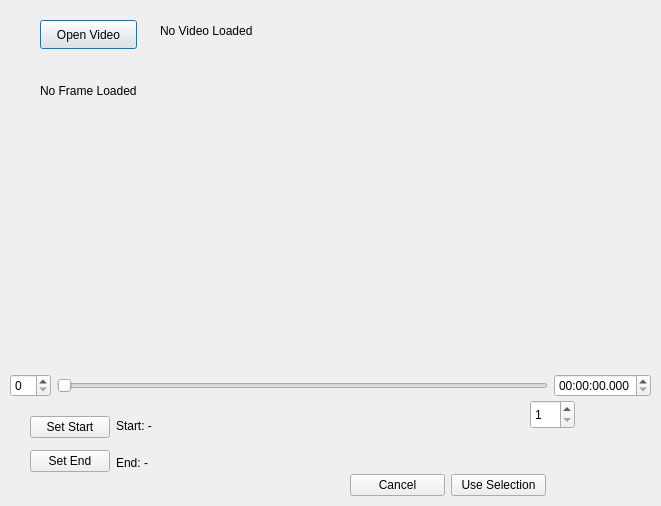
Qt form src/ui/videoinputdialog.ui (Dulla-han/project41) before a commit.
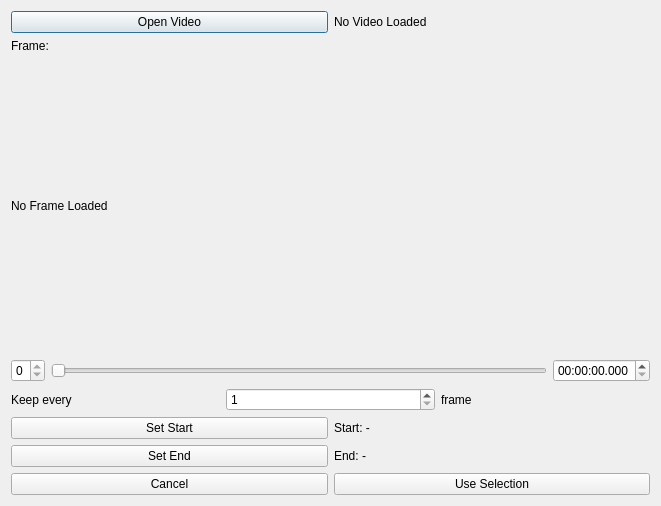
The same form after that commit. Custom widgets are drawn as their Qt base class.

```diff
--- a/src/ui/videoinputdialog.ui
+++ b/src/ui/videoinputdialog.ui
@@ -13,73 +13,59 @@
   <property name="windowTitle">
    <string>Dialog</string>
   </property>
+  <layout class="QVBoxLayout" name="verticalLayout_3">
+   <item>
+    <layout class="QHBoxLayout" name="horizontalLayout">
+     <item>
   <widget class="QPushButton" name="openVideoButton">
-   <property name="geometry">
-    <rect>
-     <x>40</x>
-     <y>20</y>
-     <width>97</width>
-     <height>29</height>
-    </rect>
-   </property>
    <property name="text">
     <string>Open Video</string>
    </property>
   </widget>
+     </item>
+     <item>
   <widget class="QLabel" name="videoInfoLabel">
-   <property name="geometry">
-    <rect>
-     <x>160</x>
-     <y>20</y>
-     <width>131</width>
-     <height>21</height>
-    </rect>
-   </property>
    <property name="text">
     <string>No Video Loaded</string>
    </property>
   </widget>
-  <widget class="QLabel" name="sourceFrameView">
-   <property name="geometry">
-    <rect>
-     <x>40</x>
-     <y>80</y>
-     <width>131</width>
-     <height>21</height>
-    </rect>
+     </item>
+    </layout>
+   </item>
+   <item>
+    <widget class="QLabel" name="frameNumberLabel">
+     <property name="text">
+      <string>Frame: </string>
+     </property>
+    </widget>
+   </item>
+   <item>
+    <widget class="FrameView" name="sourceFrameView">
+     <property name="sizePolicy">
+      <sizepolicy hsizetype="Preferred" vsizetype="Expanding">
+       <horstretch>0</horstretch>
+       <verstretch>0</verstretch>
+      </sizepolicy>
+     </property>
+     <property name="minimumSize">
+      <size>
+       <width>320</width>
+       <height>180</height>
+      </size>
    </property>
    <property name="text">
     <string>No Frame Loaded</string>
    </property>
   </widget>
-  <widget class="QSpinBox" name="keepEverySpinBox">
-   <property name="geometry">
-    <rect>
-     <x>530</x>
-     <y>400</y>
-     <width>45</width>
-     <height>29</height>
-    </rect>
-   </property>
-   <property name="minimum">
-    <number>1</number>
-   </property>
-   <property name="maximum">
-    <number>16</number>
-   </property>
-  </widget>
-  <widget class="QWidget" name="">
-   <property name="geometry">
-    <rect>
-     <x>10</x>
-     <y>370</y>
-     <width>641</width>
-     <height>31</height>
-    </rect>
-   </property>
+   </item>
+   <item>
    <layout class="QHBoxLayout" name="horizontalLayout_2">
     <item>
-     <widget class="QSpinBox" name="positionFrameSpinBox"/>
+      <widget class="QSpinBox" name="positionFrameSpinBox">
+       <property name="maximum">
+        <number>0</number>
+       </property>
+      </widget>
     </item>
     <item>
      <widget class="QSlider" name="sourceFrameSlider">
@@ -99,16 +85,36 @@
      </widget>
     </item>
    </layout>
-  </widget>
-  <widget class="QWidget" name="">
-   <property name="geometry">
-    <rect>
-     <x>30</x>
-     <y>410</y>
-     <width>138</width>
-     <height>68</height>
-    </rect>
-   </property>
+   </item>
+   <item>
+    <layout class="QHBoxLayout" name="horizontalLayout_5">
+     <item>
+      <widget class="QLabel" name="keepEvery01Label">
+       <property name="text">
+        <string>Keep every </string>
+       </property>
+      </widget>
+     </item>
+     <item>
+      <widget class="QSpinBox" name="keepEverySpinBox">
+       <property name="minimum">
+        <number>1</number>
+       </property>
+       <property name="maximum">
+        <number>16</number>
+       </property>
+      </widget>
+     </item>
+     <item>
+      <widget class="QLabel" name="keepEvery02Label">
+       <property name="text">
+        <string>frame</string>
+       </property>
+      </widget>
+     </item>
+    </layout>
+   </item>
+   <item>
    <layout class="QHBoxLayout" name="horizontalLayout_3">
     <item>
      <layout class="QVBoxLayout" name="verticalLayout">
@@ -147,16 +153,8 @@
      </layout>
     </item>
    </layout>
-  </widget>
-  <widget class="QWidget" name="">
-   <property name="geometry">
-    <rect>
-     <x>350</x>
-     <y>470</y>
-     <width>196</width>
-     <height>31</height>
-    </rect>
-   </property>
+   </item>
+   <item>
    <layout class="QHBoxLayout" name="horizontalLayout_4">
     <item>
      <widget class="QPushButton" name="cancelButton">
@@ -173,8 +171,16 @@
      </widget>
     </item>
    </layout>
-  </widget>
- </widget>
+   </item>
+  </layout>
+ </widget>
+ <customwidgets>
+  <customwidget>
+   <class>FrameView</class>
+   <extends>QLabel</extends>
+   <header>frameview.h</header>
+  </customwidget>
+ </customwidgets>
  <resources/>
  <connections/>
 </ui>
```
Left out of the diff: 2 changed lines with no effect on the pictures. Lines whose indentation alone changed are shown as unchanged.
